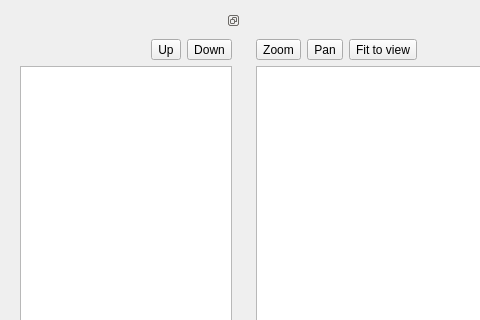
ArashMassoudieh/WaterwAIs, file mapview.ui: the form before one commit; both pictures show x 0 to 480 and y 0 to 320 of the 795 by 506 pixel window.
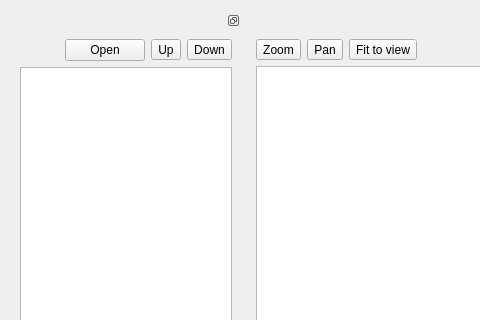
The form after the commit. Custom widgets are drawn as their Qt base class.

The edit to the form file:
```diff
--- a/mapview.ui
+++ b/mapview.ui
@@ -24,7 +24,7 @@
      </property>
      <property name="minimumSize">
       <size>
-       <width>118</width>
+       <width>166</width>
        <height>154</height>
       </size>
      </property>
@@ -48,6 +48,13 @@
            </property>
           </spacer>
          </item>
+         <item>
+          <widget class="QPushButton" name="btnOpen">
+           <property name="text">
+            <string>Open</string>
+           </property>
+          </widget>
+         </item>
          <item>
           <widget class="QToolButton" name="btnMoveUp">
            <property name="text">
```
